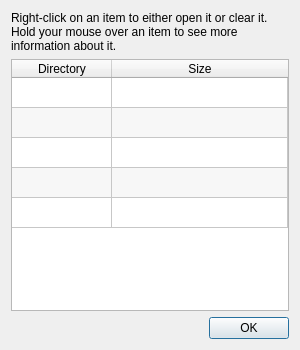
Qt form src/yuzu/data_dialog.ui (rorrim-rorrim/eden-alt) before a commit.
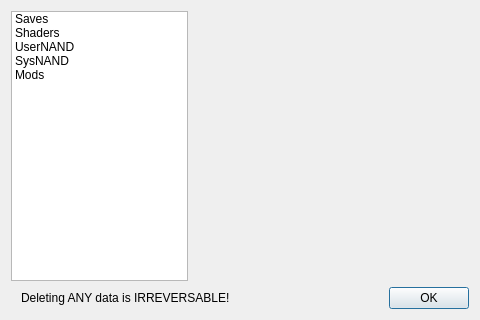
The same form after that commit.

Commit message: data dialog rewrite

The edit to the form file:
```diff
--- a/src/yuzu/data_dialog.ui
+++ b/src/yuzu/data_dialog.ui
@@ -6,8 +6,8 @@
    <rect>
     <x>0</x>
     <y>0</y>
-    <width>300</width>
-    <height>350</height>
+    <width>480</width>
+    <height>320</height>
    </rect>
   </property>
   <property name="sizePolicy">
@@ -27,90 +27,86 @@
   </property>
   <layout class="QVBoxLayout" name="verticalLayout">
    <item>
-    <widget class="QLabel" name="label">
-     <property name="text">
-      <string>Right-click on an item to either open it or clear it. Hold your mouse over an item to see more information about it.</string>
-     </property>
-     <property name="wordWrap">
-      <bool>true</bool>
-     </property>
-    </widget>
+    <layout class="QHBoxLayout" name="horizontalLayout" stretch="1,1">
+     <item>
+      <widget class="QListWidget" name="labels">
+       <property name="sizePolicy">
+        <sizepolicy hsizetype="Expanding" vsizetype="Expanding">
+         <horstretch>0</horstretch>
+         <verstretch>0</verstretch>
+        </sizepolicy>
+       </property>
+       <item>
+        <property name="text">
+         <string>Saves</string>
+        </property>
+       </item>
+       <item>
+        <property name="text">
+         <string>Shaders</string>
+        </property>
+       </item>
+       <item>
+        <property name="text">
+         <string>UserNAND</string>
+        </property>
+       </item>
+       <item>
+        <property name="text">
+         <string>SysNAND</string>
+        </property>
+       </item>
+       <item>
+        <property name="text">
+         <string>Mods</string>
+        </property>
+       </item>
+      </widget>
+     </item>
+     <item>
+      <widget class="QStackedWidget" name="page">
+       <property name="sizePolicy">
+        <sizepolicy hsizetype="Expanding" vsizetype="Expanding">
+         <horstretch>0</horstretch>
+         <verstretch>0</verstretch>
+        </sizepolicy>
+       </property>
+       <property name="minimumSize">
+        <size>
+         <width>275</width>
+         <height>200</height>
+        </size>
+       </property>
+       <property name="currentIndex">
+        <number>-1</number>
+       </property>
+      </widget>
+     </item>
+    </layout>
    </item>
    <item>
-    <widget class="QTableWidget" name="sizes">
-     <property name="contextMenuPolicy">
-      <enum>Qt::ContextMenuPolicy::CustomContextMenu</enum>
+    <layout class="QHBoxLayout" name="horizontalLayout_2">
+     <property name="leftMargin">
+      <number>10</number>
      </property>
-     <property name="editTriggers">
-      <set>QAbstractItemView::EditTrigger::NoEditTriggers</set>
-     </property>
-     <property name="alternatingRowColors">
-      <bool>true</bool>
-     </property>
-     <property name="selectionMode">
-      <enum>QAbstractItemView::SelectionMode::SingleSelection</enum>
-     </property>
-     <property name="sortingEnabled">
-      <bool>true</bool>
-     </property>
-     <property name="cornerButtonEnabled">
-      <bool>false</bool>
-     </property>
-     <attribute name="horizontalHeaderMinimumSectionSize">
-      <number>80</number>
-     </attribute>
-     <attribute name="horizontalHeaderStretchLastSection">
-      <bool>true</bool>
-     </attribute>
-     <attribute name="verticalHeaderVisible">
-      <bool>false</bool>
-     </attribute>
-     <row>
-      <property name="text">
-       <string>New Row</string>
-      </property>
-     </row>
-     <row>
-      <property name="text">
-       <string>0</string>
-      </property>
-     </row>
-     <row>
-      <property name="text">
-       <string>1</string>
-      </property>
-     </row>
-     <row>
-      <property name="text">
-       <string>2</string>
-      </property>
-     </row>
-     <row>
-      <property name="text">
-       <string>4</string>
-      </property>
-     </row>
-     <column>
-      <property name="text">
-       <string>Directory</string>
-      </property>
-     </column>
-     <column>
-      <property name="text">
-       <string>Size</string>
-      </property>
-     </column>
-    </widget>
-   </item>
-   <item>
-    <widget class="QDialogButtonBox" name="buttonBox">
-     <property name="orientation">
-      <enum>Qt::Orientation::Horizontal</enum>
-     </property>
-     <property name="standardButtons">
-      <set>QDialogButtonBox::StandardButton::Ok</set>
-     </property>
-    </widget>
+     <item>
+      <widget class="QLabel" name="label">
+       <property name="text">
+        <string>Deleting ANY data is IRREVERSABLE!</string>
+       </property>
+      </widget>
+     </item>
+     <item>
+      <widget class="QDialogButtonBox" name="buttonBox">
+       <property name="orientation">
+        <enum>Qt::Orientation::Horizontal</enum>
+       </property>
+       <property name="standardButtons">
+        <set>QDialogButtonBox::StandardButton::Ok</set>
+       </property>
+      </widget>
+     </item>
+    </layout>
    </item>
   </layout>
  </widget>
```
The commit also changes 14 other files.
